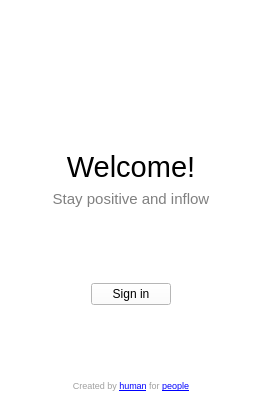
The window that mainwindow.ui (Amixp/flow) describes before a commit, drawn with Qt 5.
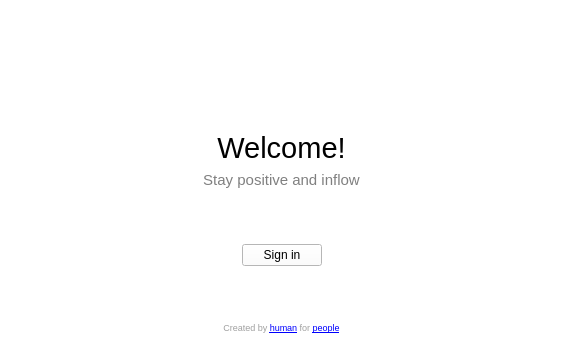
The same window after the commit. Icons and pictures are not drawn.

```diff
--- a/mainwindow.ui
+++ b/mainwindow.ui
@@ -6,8 +6,8 @@
    <rect>
     <x>0</x>
     <y>0</y>
-    <width>262</width>
-    <height>402</height>
+    <width>563</width>
+    <height>344</height>
    </rect>
   </property>
   <property name="windowTitle">
```
